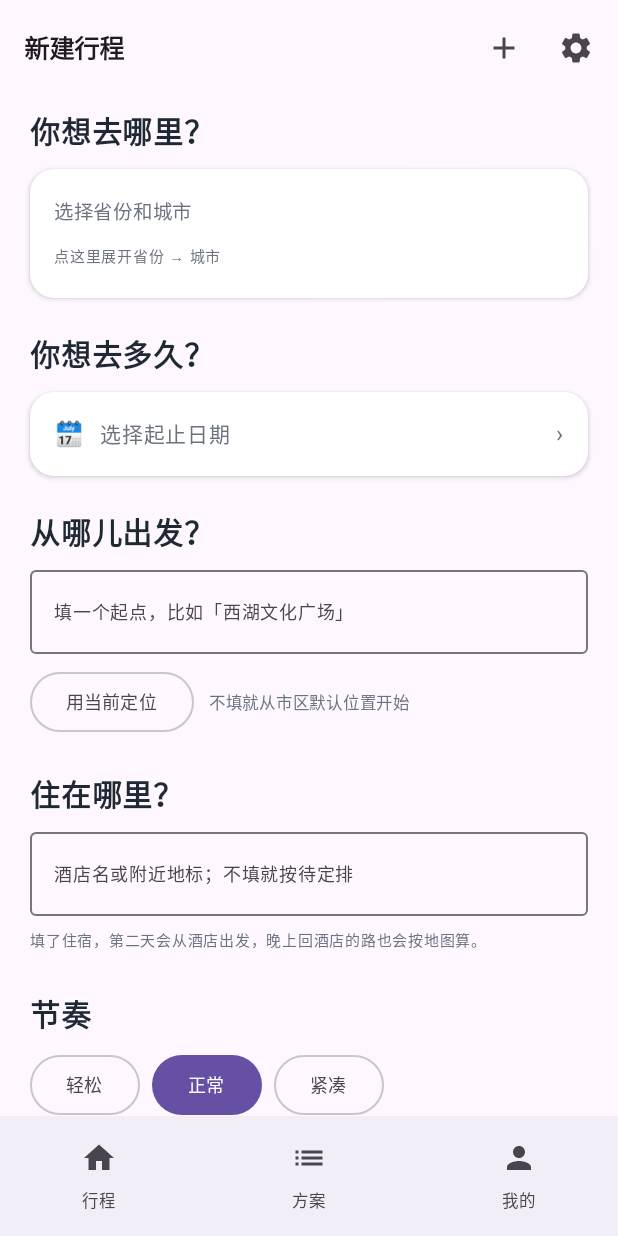
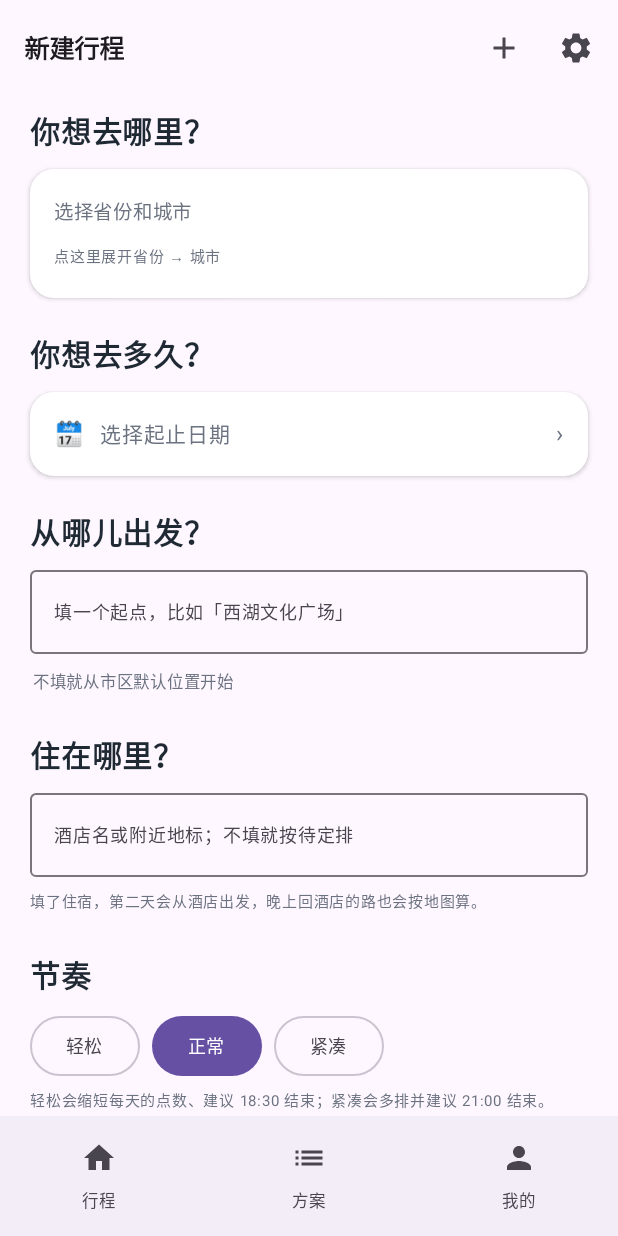
Before and after one commit to chenzhuoyu333-dot/yingbian, an Android app built with Jetpack Compose: the screen it shows after launch (MainActivity), after a tap on "新建行程", on a phone screen of 412 x 824 dp. Run offline under Robolectric (Android 15) with nearby library versions, the phone set to English and light mode, and no system bars; pictures from the network do not load.

Commit message:
﻿refactor(newplan): 去掉出发点处的"用当前定位"
出发点改成只允许手填。

理由：定位拿到的是"我现在在哪"，而出发点经常是"我从哪儿出发"
（车站、酒店、朋友家），两者不是一回事。摆一个定位按钮反而误导，
用户点了会以为系统知道他要从哪出发。

保留：输入框 + 一句状态提示（从「X」出发 / 不填就从市区默认位置开始）。
行程页的定位检查（判断你落后没有）不受影响，那个确实需要当前位置。

```diff
--- a/android/app/src/main/java/com/example/yingbian/ui/Screens.kt
+++ b/android/app/src/main/java/com/example/yingbian/ui/Screens.kt
@@ -552,38 +552,17 @@ fun NewPlanScreen(
             singleLine = true,
             modifier = Modifier.fillMaxWidth(),
         )
-        Spacer(Modifier.height(8.dp))
-        Row(verticalAlignment = Alignment.CenterVertically) {
-            OutlinedButton(
-                onClick = {
-                    scope.launch {
-                        locating = true
-                        // onLocate 是 suspend：必须在协程里调
-                        val point = try {
-                            onLocate()
-                        } finally {
-                            locating = false
-                        }
-                        if (point != null) {
-                            startLat = point.first
-                            startLng = point.second
-                            startPlace = "我的位置"
-                        }
-                    }
-                },
-                enabled = !locating,
-            ) {
-                Text(if (locating) "定位中…" else "用当前定位", fontSize = 12.sp)
-            }
-            Spacer(Modifier.width(10.dp))
-            if (startLat != null) {
-                Text("已用当前定位", fontSize = 11.sp, color = OkGreen)
-            } else if (startPlace.isNotBlank()) {
-                Text("从「" + startPlace + "」出发", fontSize = 11.sp, color = Muted)
+        Spacer(Modifier.height(6.dp))
+        Text(
+            text = if (startPlace.isNotBlank()) {
+                "从「" + startPlace + "」出发"
             } else {
-                Text("不填就从市区默认位置开始", fontSize = 11.sp, color = Muted)
-            }
-        }
+                "不填就从市区默认位置开始"
+            },
+            fontSize = 11.sp,
+            color = Muted,
+            modifier = Modifier.padding(start = 2.dp),
+        )
 
         Spacer(Modifier.height(22.dp))
         Text("住在哪里？", fontSize = 20.sp, fontWeight = FontWeight.Bold, color = Ink)
```
